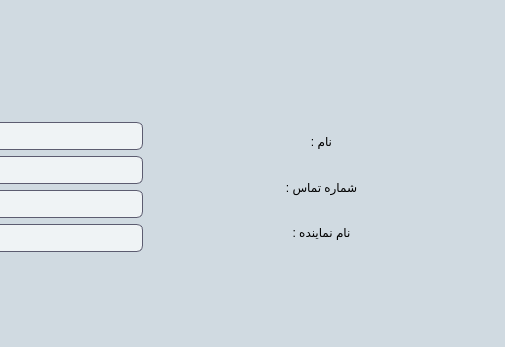
This is customerform.ui in kia-far/QtDBS as Qt 5 draws it before an edit; both pictures show x 213 to 718 and y 0 to 347 of the 718 by 519 pixel window. The edited form follows.
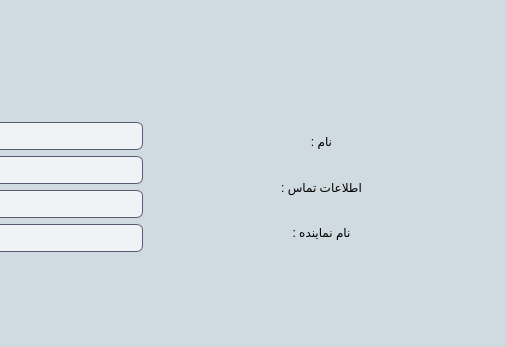
This is the edited form.

```diff
--- a/customerform.ui
+++ b/customerform.ui
@@ -245,7 +245,7 @@
        <item row="1" column="0">
         <widget class="QLabel" name="label_3">
          <property name="text">
-          <string>شماره تماس :</string>
+          <string>اطلاعات تماس :</string>
          </property>
          <property name="alignment">
           <set>Qt::AlignmentFlag::AlignCenter</set>
```
